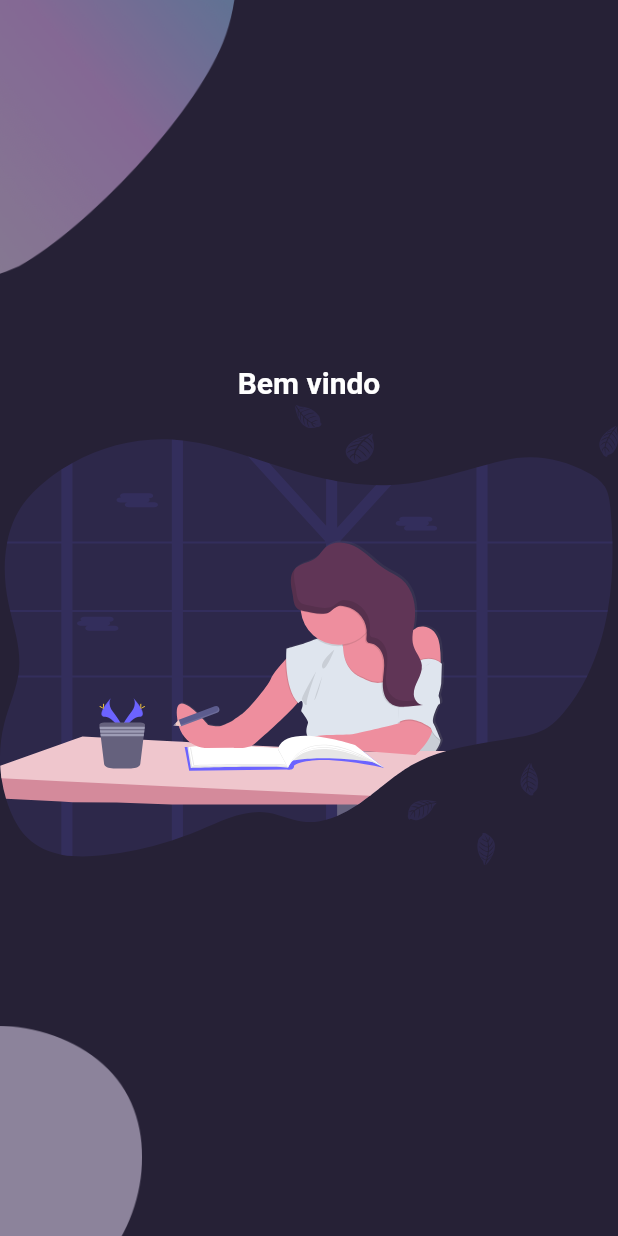
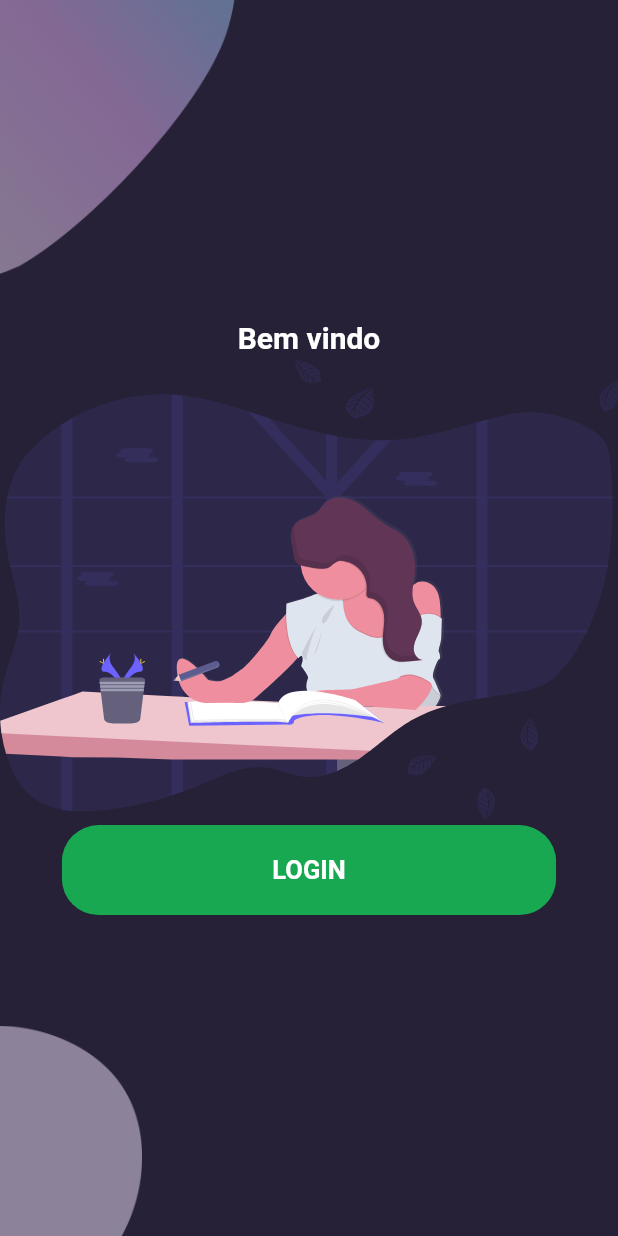
Before and after one commit to hmartiins/Git-Book, a Flutter app: the screen it shows after launch, on a phone screen of 412 x 824 dp. Run offline on Flutter 3.47's test engine with Material 2 defaults, Android fonts, the phone set to English and light mode, and no system bars; our stand-ins replace flutter_svg.

Commit message:
style(mobile): creating login button

```diff
--- a/mobile/lib/constants.dart
+++ b/mobile/lib/constants.dart
@@ -1,4 +1,4 @@
 import 'package:flutter/material.dart';
 
-const kPrimaryColor = Color(0xFF6F35A5);
+const kPrimaryColor = Color(0xFF18A851);
 const kPrimaryLightColor = Color(0xFFF1E6FF);
--- a/mobile/lib/pages/Welcome/components/body.dart
+++ b/mobile/lib/pages/Welcome/components/body.dart
@@ -1,4 +1,5 @@
 import 'package:flutter/material.dart';
+import 'package:mobile/constants.dart';
 import 'package:mobile/pages/Welcome/components/background.dart';
 import 'package:flutter_svg/flutter_svg.dart';
 
@@ -22,7 +23,25 @@ class Body extends StatelessWidget {
             "assets/img/studyng.svg",
             height: size.height * 0.38,
           ),
-
+          Container(
+            width: size.width * 0.8,
+            child: ClipRRect(
+              borderRadius: BorderRadius.circular(24.5),
+                child: FlatButton(
+                padding: EdgeInsets.symmetric(vertical: 20, horizontal: 40),
+                color: kPrimaryColor,
+                onPressed: (){},
+                child: Text(
+                  "LOGIN",
+                  style: TextStyle(
+                    color: Colors.white,
+                    fontWeight: FontWeight.bold,
+                    fontSize: 17
+                  ),
+                )
+              ),
+            ),
+          )
         ],
       ),
     );
```
